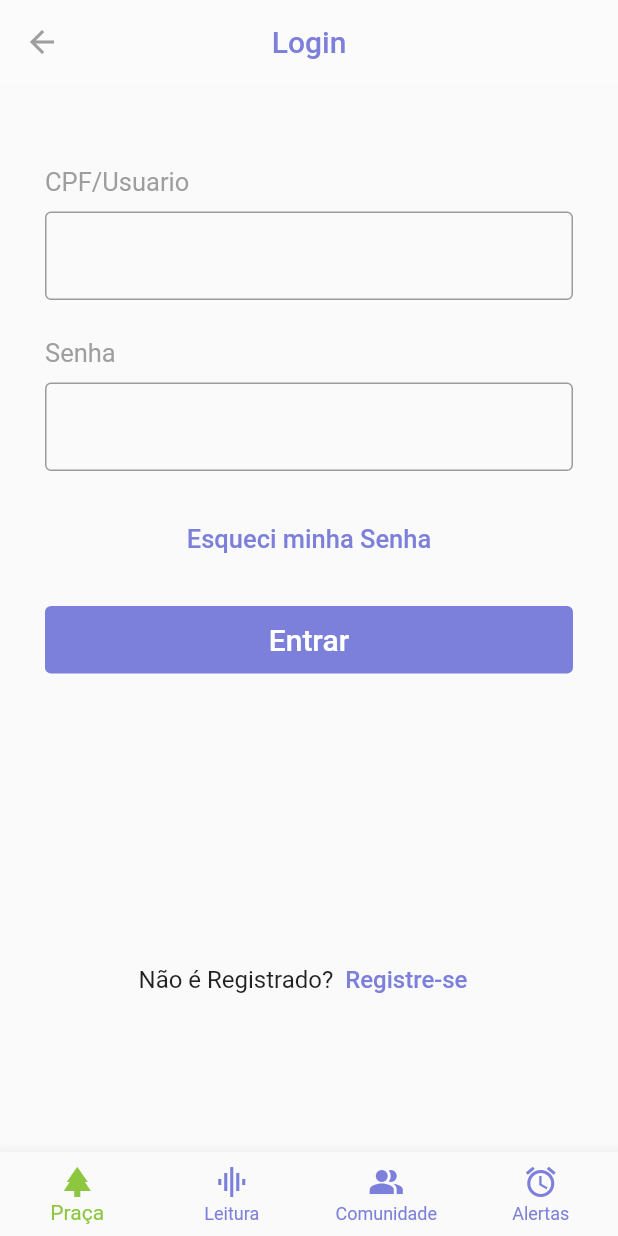
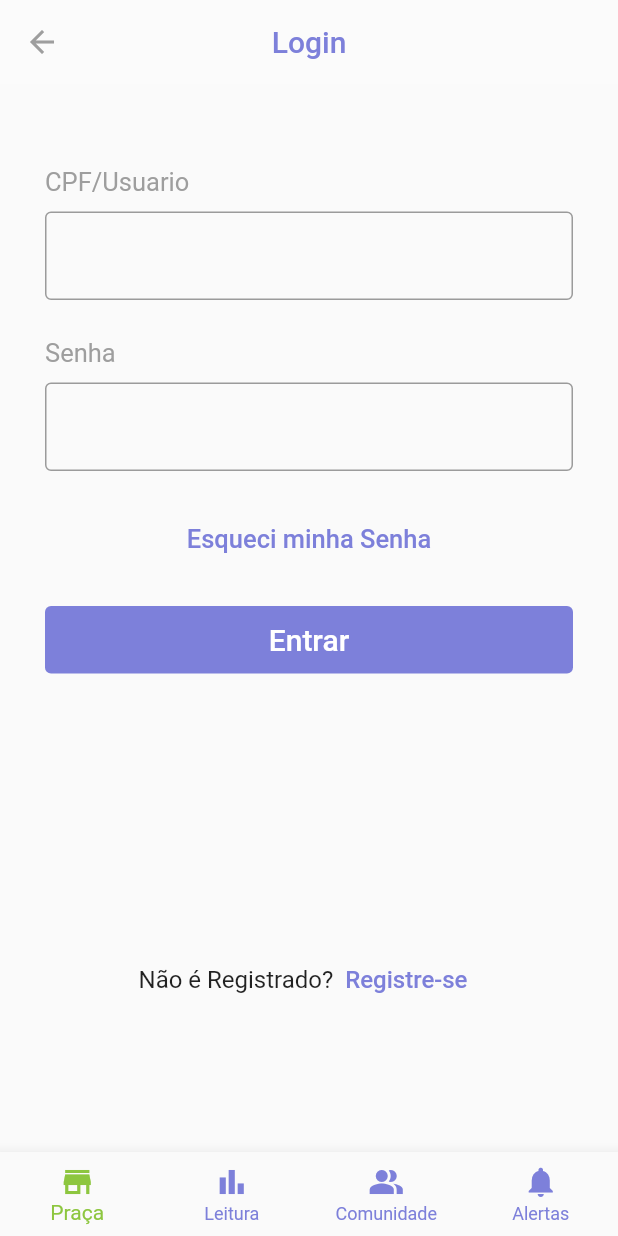
Before and after one commit to carloshenrique-dev/widgets, a Flutter app: the LoginPage screen opened by its route, on a phone screen of 412 x 824 dp. Run offline on Flutter 3.47's test engine with Material 2 defaults, Android fonts, the phone set to English and light mode, and no system bars; our stand-ins replace auto_size_text.

Commit message:
icons updated

```diff
--- a/lib/widgets/bottom_navigation_bar.dart
+++ b/lib/widgets/bottom_navigation_bar.dart
@@ -22,13 +22,13 @@ class _BottomNavigationWidgetState extends State<BottomNavigationWidget> {
         BottomNavigationBarItem(
           label: 'Praça',
           icon: Icon(
-            Icons.park,
+            Icons.store,
           ),
         ),
         BottomNavigationBarItem(
           label: 'Leitura',
           icon: Icon(
-            Icons.graphic_eq,
+            Icons.bar_chart_outlined,
           ),
         ),
         BottomNavigationBarItem(
@@ -40,7 +40,7 @@ class _BottomNavigationWidgetState extends State<BottomNavigationWidget> {
         BottomNavigationBarItem(
           label: 'Alertas',
           icon: Icon(
-            Icons.alarm_outlined,
+            Icons.notifications,
           ),
         ),
       ],
```
